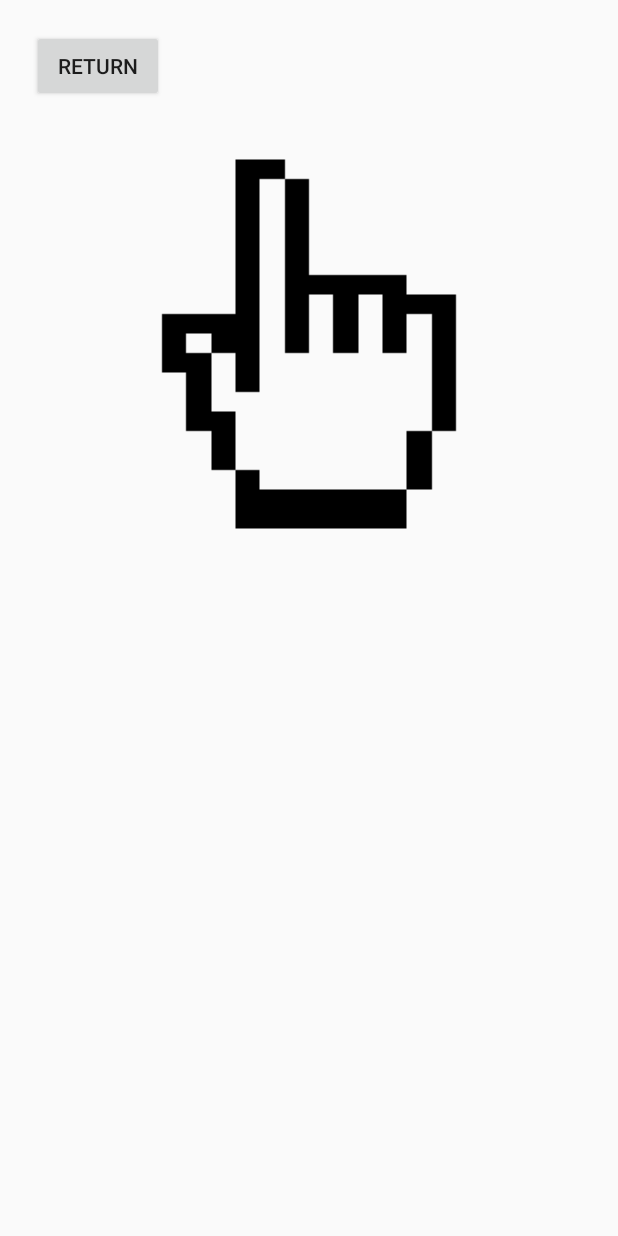
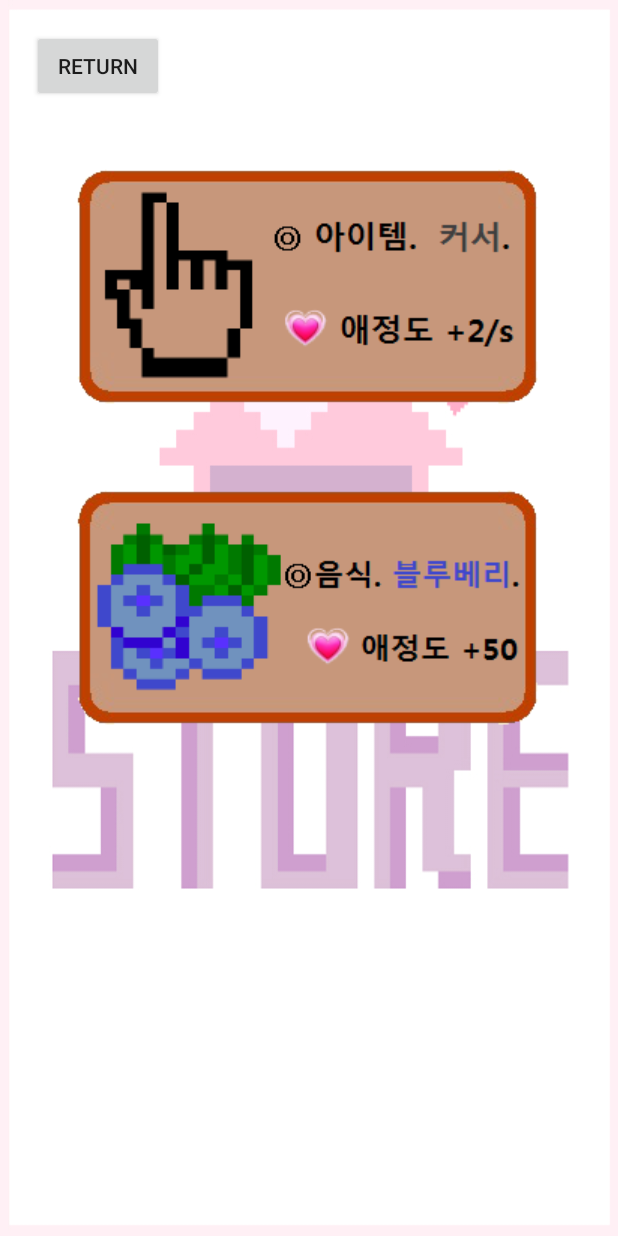
Before and after one commit to DrowsyDormouse/Click-Dot, an Android app: the layout activity_shop.xml on its own in the app's theme, with its tools: preview values and no code run, on a phone screen of 412 x 824 dp. Run offline under Robolectric (Android 15) with nearby library versions, the phone set to English and light mode, and no system bars.

Commit message:
Final code
It's last.

```diff
--- a/src/main/res/layout/activity_shop.xml
+++ b/src/main/res/layout/activity_shop.xml
@@ -2,17 +2,9 @@
 <RelativeLayout xmlns:android="http://schemas.android.com/apk/res/android"
     xmlns:app="http://schemas.android.com/apk/res-auto"
     android:layout_width="match_parent"
-    android:layout_height="match_parent">
+    android:layout_height="match_parent"
+    android:background="@drawable/bg_image_store">
 
-
-    <ImageView
-        android:layout_width="wrap_content"
-        android:layout_height="wrap_content"
-        app:srcCompat="@drawable/c4"
-        android:layout_marginTop="105dp"
-        android:id="@+id/item_CS"
-        android:layout_alignParentTop="true"
-        android:layout_centerHorizontal="true" />
 
     <Button
         android:text="Return"
@@ -25,4 +17,23 @@
         android:layout_marginStart="21dp"
         android:layout_marginTop="20dp"
         android:id="@+id/returnBt" />
+
+    <ImageView
+        android:layout_width="wrap_content"
+        android:layout_height="wrap_content"
+        app:srcCompat="@drawable/item_cs"
+        android:layout_marginTop="24dp"
+        android:id="@+id/item_CS"
+        android:layout_below="@+id/returnBt"
+        android:layout_centerHorizontal="true" />
+
+    <ImageView
+        android:layout_width="wrap_content"
+        android:layout_height="wrap_content"
+        app:srcCompat="@drawable/item_bb"
+        android:id="@+id/item_Bb"
+        android:layout_below="@+id/item_CS"
+        android:layout_alignLeft="@+id/item_CS"
+        android:layout_alignStart="@+id/item_CS"
+        android:layout_marginTop="14dp" />
 </RelativeLayout>
```
